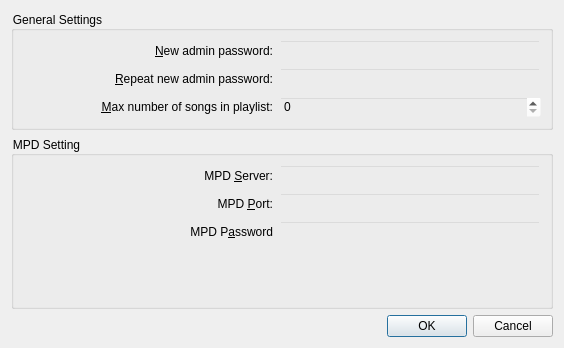
Before: the Qt Designer form settingsDialog.ui in thomaslundgaard/Pimp, drawn with Qt 5.
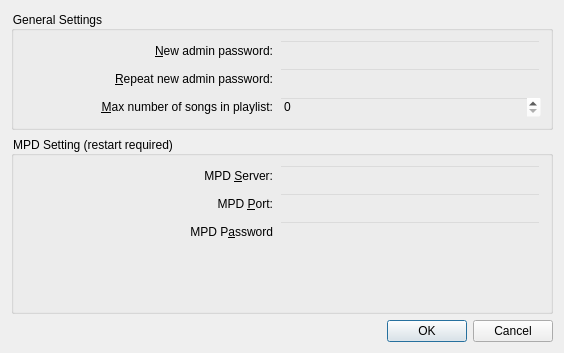
After: the same form once the commit is applied.

Diff of the .ui file:
```diff
--- a/settingsDialog.ui
+++ b/settingsDialog.ui
@@ -7,7 +7,7 @@
     <x>0</x>
     <y>0</y>
     <width>564</width>
-    <height>348</height>
+    <height>353</height>
    </rect>
   </property>
   <property name="windowTitle">
@@ -30,7 +30,7 @@
       <string notr="true">background-color: rgba(255, 255, 255, 0);</string>
      </property>
      <property name="title">
-      <string>MPD Setting</string>
+      <string>MPD Setting (restart required)</string>
      </property>
      <layout class="QGridLayout" name="gridLayout_4">
       <item row="0" column="2">
```
Left out of the diff: 3 changed lines with no effect on the pictures.
